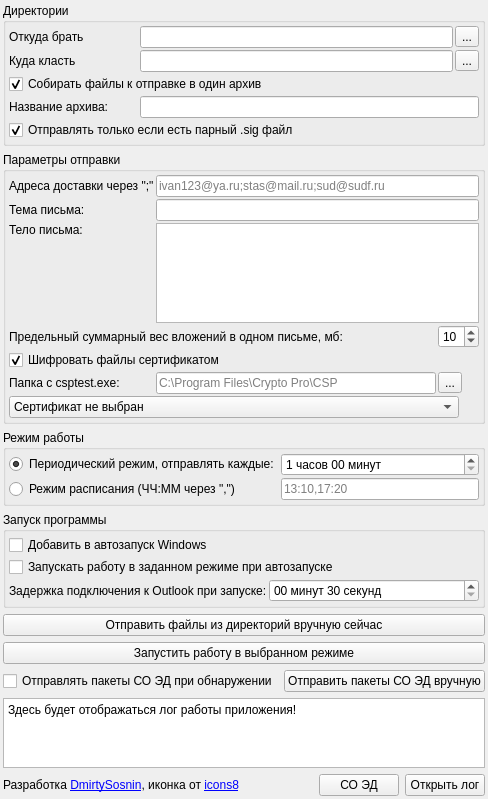
Old version of the form UI/main_2.ui in the repository DimulyaPlay/OutlookAutosender.
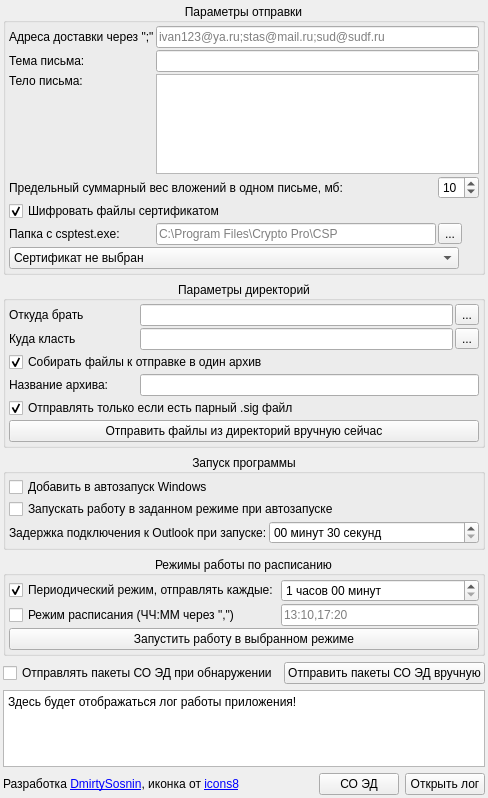
New version of the form.

What changed in the file:
```diff
--- a/UI/main_2.ui
+++ b/UI/main_2.ui
@@ -27,166 +27,149 @@
     <property name="bottomMargin">
      <number>3</number>
     </property>
-    <item row="8" column="2">
-     <widget class="QPushButton" name="pushButton_edo">
-      <property name="text">
-       <string>СО ЭД</string>
-      </property>
-     </widget>
-    </item>
-    <item row="0" column="0" colspan="4">
-     <widget class="QGroupBox" name="groupBox_3">
-      <property name="sizePolicy">
-       <sizepolicy hsizetype="Preferred" vsizetype="Maximum">
-        <horstretch>0</horstretch>
-        <verstretch>0</verstretch>
-       </sizepolicy>
-      </property>
-      <property name="title">
-       <string>Директории</string>
-      </property>
-      <layout class="QGridLayout" name="gridLayout_3">
-       <property name="leftMargin">
-        <number>3</number>
-       </property>
-       <property name="topMargin">
-        <number>3</number>
-       </property>
-       <property name="rightMargin">
-        <number>3</number>
-       </property>
-       <property name="bottomMargin">
-        <number>3</number>
-       </property>
-       <property name="spacing">
-        <number>2</number>
-       </property>
-       <item row="1" column="1">
-        <widget class="QLineEdit" name="lineEdit_get_path">
-         <property name="maximumSize">
-          <size>
-           <width>313</width>
-           <height>16777215</height>
-          </size>
-         </property>
-         <property name="toolTip">
-          <string>Место, где программа ищет документы на отправку</string>
-         </property>
-        </widget>
-       </item>
-       <item row="3" column="0" colspan="2">
-        <widget class="QCheckBox" name="checkBox_archive_files">
-         <property name="toolTip">
-          <string>Собирать все подходящие для отправки файлы в один архив</string>
-         </property>
-         <property name="text">
-          <string>Собирать файлы к отправке в один архив</string>
-         </property>
-         <property name="checked">
-          <bool>true</bool>
-         </property>
-        </widget>
-       </item>
-       <item row="1" column="2">
-        <widget class="QToolButton" name="toolButton_lineEdit_get_path">
-         <property name="text">
-          <string>...</string>
-         </property>
-        </widget>
-       </item>
-       <item row="2" column="2">
-        <widget class="QToolButton" name="toolButton_lineEdit_put_path">
-         <property name="text">
-          <string>...</string>
-         </property>
-        </widget>
-       </item>
-       <item row="1" column="0">
-        <widget class="QLabel" name="label_5">
-         <property name="acceptDrops">
-          <bool>false</bool>
-         </property>
-         <property name="toolTip">
-          <string>Место, где программа ищет документы на отправку</string>
-         </property>
-         <property name="text">
-          <string>Откуда брать</string>
-         </property>
-        </widget>
-       </item>
-       <item row="5" column="0" colspan="2">
-        <widget class="QCheckBox" name="checkBox_with_sig_only">
-         <property name="toolTip">
-          <string>Если у файла нет парного файла с .sig на конце, такие файлы будут инорироваться</string>
-         </property>
-         <property name="text">
-          <string>Отправлять только если есть парный .sig файл</string>
-         </property>
-         <property name="checkable">
-          <bool>true</bool>
-         </property>
-         <property name="checked">
-          <bool>true</bool>
-         </property>
-        </widget>
-       </item>
-       <item row="2" column="0">
-        <widget class="QLabel" name="label_6">
-         <property name="toolTip">
-          <string>Место, куда программа складывает отправленне файлы/архивы</string>
-         </property>
-         <property name="text">
-          <string>Куда класть</string>
-         </property>
-        </widget>
-       </item>
-       <item row="2" column="1">
-        <widget class="QLineEdit" name="lineEdit_put_path">
-         <property name="maximumSize">
-          <size>
-           <width>313</width>
-           <height>16777215</height>
-          </size>
-         </property>
-         <property name="toolTip">
-          <string>Место, куда программа складывает отправленне файлы/архивы</string>
-         </property>
-        </widget>
-       </item>
-       <item row="4" column="0">
-        <widget class="QLabel" name="label_10">
-         <property name="text">
-          <string>Название архива: </string>
-         </property>
-        </widget>
-       </item>
-       <item row="4" column="1" colspan="2">
-        <widget class="QLineEdit" name="lineEdit_archname">
-         <property name="text">
-          <string/>
-         </property>
-        </widget>
-       </item>
-      </layout>
-     </widget>
-    </item>
-    <item row="5" column="0" colspan="4">
-     <widget class="QPushButton" name="pushButton_start_stop_workers">
-      <property name="toolTip">
-       <string>Запустить работу программы в выбранном режиме сейчас</string>
-      </property>
-      <property name="text">
-       <string>Запустить работу в выбранном режиме</string>
-      </property>
-     </widget>
-    </item>
-    <item row="8" column="3">
+    <item row="10" column="3">
      <widget class="QPushButton" name="pushButton_log">
       <property name="text">
        <string>Открыть лог</string>
       </property>
      </widget>
     </item>
+    <item row="10" column="2">
+     <widget class="QPushButton" name="pushButton_edo">
+      <property name="text">
+       <string>СО ЭД</string>
+      </property>
+     </widget>
+    </item>
+    <item row="10" column="0">
+     <widget class="QLabel" name="label_9">
+      <property name="text">
+       <string>&lt;html&gt;&lt;head/&gt;&lt;body&gt;&lt;p&gt;Разработка &lt;a href=&quot;https://boosty.to/microrazrab&quot;&gt;&lt;span style=&quot; text-decoration: underline; color:#0000ff;&quot;&gt;DmirtySosnin&lt;/span&gt;&lt;/a&gt;, иконка от &lt;a href=&quot;https://icons8.ru/&quot;&gt;&lt;span style=&quot; text-decoration: underline; color:#0000ff;&quot;&gt;icons8&lt;/span&gt;&lt;/a&gt;&lt;/p&gt;&lt;/body&gt;&lt;/html&gt;</string>
+      </property>
+      <property name="textFormat">
+       <enum>Qt::RichText</enum>
+      </property>
+      <property name="openExternalLinks">
+       <bool>true</bool>
+      </property>
+     </widget>
+    </item>
+    <item row="4" column="0" colspan="4">
+     <widget class="QGroupBox" name="groupBox_4">
+      <property name="sizePolicy">
+       <sizepolicy hsizetype="Preferred" vsizetype="Maximum">
+        <horstretch>0</horstretch>
+        <verstretch>0</verstretch>
+       </sizepolicy>
+      </property>
+      <property name="title">
+       <string>Режимы работы по расписанию</string>
+      </property>
+      <property name="alignment">
+       <set>Qt::AlignCenter</set>
+      </property>
+      <property name="flat">
+       <bool>true</bool>
+      </property>
+      <layout class="QGridLayout" name="gridLayout_4">
+       <property name="leftMargin">
+        <number>3</number>
+       </property>
+       <property name="topMargin">
+        <number>3</number>
+       </property>
+       <property name="rightMargin">
+        <number>3</number>
+       </property>
+       <property name="bottomMargin">
+        <number>3</number>
+       </property>
+       <property name="spacing">
+        <number>2</number>
+       </property>
+       <item row="1" column="2">
+        <widget class="QLineEdit" name="lineEdit_schedule">
+         <property name="placeholderText">
+          <string>13:10,17:20</string>
+         </property>
+        </widget>
+       </item>
+       <item row="0" column="2">
+        <widget class="QTimeEdit" name="timeEdit_send_period">
+         <property name="minimumTime">
+          <time>
+           <hour>0</hour>
+           <minute>1</minute>
+           <second>0</second>
+          </time>
+         </property>
+         <property name="displayFormat">
+          <string>H часов mm минут</string>
+         </property>
+         <property name="time">
+          <time>
+           <hour>1</hour>
+           <minute>0</minute>
+           <second>0</second>
+          </time>
+         </property>
+        </widget>
+       </item>
+       <item row="0" column="0" colspan="2">
+        <widget class="QCheckBox" name="checkBox_periodic">
+         <property name="toolTip">
+          <string>Режим отправки через заданный промежуток времени</string>
+         </property>
+         <property name="text">
+          <string>Периодический режим, отправлять каждые:</string>
+         </property>
+         <property name="checked">
+          <bool>true</bool>
+         </property>
+        </widget>
+       </item>
+       <item row="1" column="0" colspan="2">
+        <widget class="QCheckBox" name="checkBox_schedule">
+         <property name="toolTip">
+          <string>Режим отправки в указанное время</string>
+         </property>
+         <property name="text">
+          <string>Режим расписания (ЧЧ:ММ через &quot;,&quot;)</string>
+         </property>
+        </widget>
+       </item>
+       <item row="2" column="0" colspan="3">
+        <widget class="QPushButton" name="pushButton_start_stop_workers">
+         <property name="toolTip">
+          <string>Запустить работу программы в выбранном режиме сейчас</string>
+         </property>
+         <property name="text">
+          <string>Запустить работу в выбранном режиме</string>
+         </property>
+        </widget>
+       </item>
+      </layout>
+     </widget>
+    </item>
+    <item row="9" column="0" colspan="4">
+     <widget class="QPlainTextEdit" name="plainTextEdit_log">
+      <property name="sizePolicy">
+       <sizepolicy hsizetype="Expanding" vsizetype="Preferred">
+        <horstretch>0</horstretch>
+        <verstretch>0</verstretch>
+       </sizepolicy>
+      </property>
+      <property name="undoRedoEnabled">
+       <bool>false</bool>
+      </property>
+      <property name="readOnly">
+       <bool>true</bool>
+      </property>
+      <property name="plainText">
+       <string>Здесь будет отображаться лог работы приложения!</string>
+      </property>
+     </widget>
+    </item>
     <item row="3" column="0" colspan="4">
      <widget class="QGroupBox" name="groupBox_5">
       <property name="sizePolicy">
@@ -198,6 +181,12 @@
       <property name="title">
        <string>Запуск программы</string>
       </property>
+      <property name="alignment">
+       <set>Qt::AlignCenter</set>
+      </property>
+      <property name="flat">
+       <bool>true</bool>
+      </property>
       <layout class="QGridLayout" name="gridLayout_5">
        <property name="leftMargin">
         <number>3</number>
@@ -267,88 +256,186 @@
       </layout>
      </widget>
     </item>
-    <item row="2" column="0" colspan="4">
-     <widget class="QGroupBox" name="groupBox_4">
-      <property name="sizePolicy">
-       <sizepolicy hsizetype="Preferred" vsizetype="Maximum">
-        <horstretch>0</horstretch>
-        <verstretch>0</verstretch>
-       </sizepolicy>
+    <item row="8" column="0">
+     <widget class="QCheckBox" name="checkBox_autosend_edo">
+      <property name="text">
+       <string>Отправлять пакеты СО ЭД при обнаружении</string>
       </property>
-      <property name="title">
-       <string>Режим работы</string>
-      </property>
-      <layout class="QGridLayout" name="gridLayout_4">
-       <property name="leftMargin">
-        <number>3</number>
-       </property>
-       <property name="topMargin">
-        <number>3</number>
-       </property>
-       <property name="rightMargin">
-        <number>3</number>
-       </property>
-       <property name="bottomMargin">
-        <number>3</number>
-       </property>
-       <property name="spacing">
-        <number>2</number>
-       </property>
-       <item row="0" column="0" colspan="2">
-        <widget class="QRadioButton" name="radioButton_periodic">
-         <property name="toolTip">
-          <string>Режим отправки через заданный промежуток времени</string>
-         </property>
-         <property name="text">
-          <string>Периодический режим, отправлять каждые:</string>
-         </property>
-         <property name="checked">
-          <bool>true</bool>
-         </property>
-        </widget>
-       </item>
-       <item row="0" column="2">
-        <widget class="QTimeEdit" name="timeEdit_send_period">
-         <property name="minimumTime">
-          <time>
-           <hour>0</hour>
-           <minute>1</minute>
-           <second>0</second>
-          </time>
-         </property>
-         <property name="displayFormat">
-          <string>H часов mm минут</string>
-         </property>
-         <property name="time">
-          <time>
-           <hour>1</hour>
-           <minute>0</minute>
-           <second>0</second>
-          </time>
-         </property>
-        </widget>
-       </item>
-       <item row="1" column="2">
-        <widget class="QLineEdit" name="lineEdit_schedule">
-         <property name="placeholderText">
-          <string>13:10,17:20</string>
-         </property>
-        </widget>
-       </item>
-       <item row="1" column="0" colspan="2">
-        <widget class="QRadioButton" name="radioButton_schedule">
-         <property name="toolTip">
-          <string>Режим отправки в указанное время</string>
-         </property>
-         <property name="text">
-          <string>Режим расписания (ЧЧ:ММ через &quot;,&quot;)</string>
-         </property>
-        </widget>
-       </item>
-      </layout>
      </widget>
     </item>
     <item row="1" column="0" colspan="4">
+     <widget class="QGroupBox" name="groupBox_3">
+      <property name="sizePolicy">
+       <sizepolicy hsizetype="Preferred" vsizetype="Maximum">
+        <horstretch>0</horstretch>
+        <verstretch>0</verstretch>
+       </sizepolicy>
+      </property>
+      <property name="title">
+       <string>Параметры директорий</string>
+      </property>
+      <property name="alignment">
+       <set>Qt::AlignCenter</set>
+      </property>
+      <property name="flat">
+       <bool>true</bool>
+      </property>
+      <layout class="QGridLayout" name="gridLayout_3">
+       <property name="leftMargin">
+        <number>3</number>
+       </property>
+       <property name="topMargin">
+        <number>3</number>
+       </property>
+       <property name="rightMargin">
+        <number>3</number>
+       </property>
+       <property name="bottomMargin">
+        <number>3</number>
+       </property>
+       <property name="spacing">
+        <number>2</number>
+       </property>
+       <item row="1" column="2">
+        <widget class="QToolButton" name="toolButton_lineEdit_get_path">
+         <property name="text">
+          <string>...</string>
+         </property>
+        </widget>
+       </item>
+       <item row="1" column="0">
+        <widget class="QLabel" name="label_5">
+         <property name="acceptDrops">
+          <bool>false</bool>
+         </property>
+         <property name="toolTip">
+          <string>Место, где программа ищет документы на отправку</string>
+         </property>
+         <property name="text">
+          <string>Откуда брать</string>
+         </property>
+        </widget>
+       </item>
+       <item row="5" column="0" colspan="2">
+        <widget class="QCheckBox" name="checkBox_with_sig_only">
+         <property name="toolTip">
+          <string>Если у файла нет парного файла с .sig на конце, такие файлы будут инорироваться</string>
+         </property>
+         <property name="text">
+          <string>Отправлять только если есть парный .sig файл</string>
+         </property>
+         <property name="checkable">
+          <bool>true</bool>
+         </property>
+         <property name="checked">
+          <bool>true</bool>
+         </property>
+        </widget>
+       </item>
+       <item row="1" column="1">
+        <widget class="QLineEdit" name="lineEdit_get_path">
+         <property name="maximumSize">
+          <size>
+           <width>313</width>
+           <height>16777215</height>
+          </size>
+         </property>
+         <property name="toolTip">
+          <string>Место, где программа ищет документы на отправку</string>
+         </property>
+        </widget>
+       </item>
+       <item row="3" column="0" colspan="2">
+        <widget class="QCheckBox" name="checkBox_archive_files">
+         <property name="toolTip">
+          <string>Собирать все подходящие для отправки файлы в один архив</string>
+         </property>
+         <property name="text">
+          <string>Собирать файлы к отправке в один архив</string>
+         </property>
+         <property name="checked">
+          <bool>true</bool>
+         </property>
+        </widget>
+       </item>
+       <item row="4" column="1" colspan="2">
+        <widget class="QLineEdit" name="lineEdit_archname">
+         <property name="text">
+          <string/>
+         </property>
+        </widget>
+       </item>
+       <item row="4" column="0">
+        <widget class="QLabel" name="label_10">
+         <property name="text">
+          <string>Название архива: </string>
+         </property>
+        </widget>
+       </item>
+       <item row="2" column="0">
+        <widget class="QLabel" name="label_6">
+         <property name="toolTip">
+          <string>Место, куда программа складывает отправленне файлы/архивы</string>
+         </property>
+         <property name="text">
+          <string>Куда класть</string>
+         </property>
+        </widget>
+       </item>
+       <item row="2" column="2">
+        <widget class="QToolButton" name="toolButton_lineEdit_put_path">
+         <property name="text">
+          <string>...</string>
+         </property>
+        </widget>
+       </item>
+       <item row="2" column="1">
+        <widget class="QLineEdit" name="lineEdit_put_path">
+         <property name="maximumSize">
+          <size>
+           <width>313</width>
+           <height>16777215</height>
+          </size>
+         </property>
+         <property name="toolTip">
+          <string>Место, куда программа складывает отправленне файлы/архивы</string>
+         </property>
+        </widget>
+       </item>
+       <item row="6" column="0" colspan="3">
+        <widget class="QPushButton" name="pushButton_create_mail_now">
+         <property name="toolTip">
+          <string>Сформировать письмо/а для отправки и отобразить их.</string>
+         </property>
+         <property name="text">
+          <string>Отправить файлы из директорий вручную сейчас</string>
+         </property>
+        </widget>
+       </item>
+      </layout>
+     </widget>
+    </item>
+    <item row="8" column="1" colspan="3">
+     <widget class="QPushButton" name="pushButto_send_edo_manual">
+      <property name="text">
+       <string>Отправить пакеты СО ЭД вручную</string>
+      </property>
+     </widget>
+    </item>
+    <item row="10" column="1">
+     <spacer name="horizontalSpacer">
+      <property name="orientation">
+       <enum>Qt::Horizontal</enum>
+      </property>
+      <property name="sizeHint" stdset="0">
+       <size>
+        <width>6</width>
+        <height>20</height>
+       </size>
+      </property>
+     </spacer>
+    </item>
+    <item row="0" column="0" colspan="4">
      <widget class="QGroupBox" name="groupBox_2">
       <property name="sizePolicy">
        <sizepolicy hsizetype="Preferred" vsizetype="Maximum">
@@ -359,6 +446,12 @@
       <property name="title">
        <string>Параметры отправки</string>
       </property>
+      <property name="alignment">
+       <set>Qt::AlignCenter</set>
+      </property>
+      <property name="flat">
+       <bool>true</bool>
+      </property>
       <layout class="QGridLayout" name="gridLayout_2">
        <property name="leftMargin">
         <number>3</number>
@@ -530,75 +623,6 @@
       </layout>
      </widget>
     </item>
-    <item row="8" column="0">
-     <widget class="QLabel" name="label_9">
-      <property name="text">
-       <string>&lt;html&gt;&lt;head/&gt;&lt;body&gt;&lt;p&gt;Разработка &lt;a href=&quot;https://boosty.to/microrazrab&quot;&gt;&lt;span style=&quot; text-decoration: underline; color:#0000ff;&quot;&gt;DmirtySosnin&lt;/span&gt;&lt;/a&gt;, иконка от &lt;a href=&quot;https://icons8.ru/&quot;&gt;&lt;span style=&quot; text-decoration: underline; color:#0000ff;&quot;&gt;icons8&lt;/span&gt;&lt;/a&gt;&lt;/p&gt;&lt;/body&gt;&lt;/html&gt;</string>
-      </property>
-      <property name="textFormat">
-       <enum>Qt::RichText</enum>
-      </property>
-      <property name="openExternalLinks">
-       <bool>true</bool>
-      </property>
-     </widget>
-    </item>
-    <item row="8" column="1">
-     <spacer name="horizontalSpacer">
-      <property name="orientation">
-       <enum>Qt::Horizontal</enum>
-      </property>
-      <property name="sizeHint" stdset="0">
-       <size>
-        <width>6</width>
-        <height>20</height>
-       </size>
-      </property>
-     </spacer>
-    </item>
-    <item row="4" column="0" colspan="4">
-     <widget class="QPushButton" name="pushButton_create_mail_now">
-      <property name="toolTip">
-       <string>Сформировать письмо/а для отправки и отобразить их.</string>
-      </property>
-      <property name="text">
-       <string>Отправить файлы из директорий вручную сейчас</string>
-      </property>
-     </widget>
-    </item>
-    <item row="7" column="0" colspan="4">
-     <widget class="QPlainTextEdit" name="plainTextEdit_log">
-      <property name="sizePolicy">
-       <sizepolicy hsizetype="Expanding" vsizetype="Preferred">
-        <horstretch>0</horstretch>
-        <verstretch>0</verstretch>
-       </sizepolicy>
-      </property>
-      <property name="undoRedoEnabled">
-       <bool>false</bool>
-      </property>
-      <property name="readOnly">
-       <bool>true</bool>
-      </property>
-      <property name="plainText">
-       <string>Здесь будет отображаться лог работы приложения!</string>
-      </property>
-     </widget>
-    </item>
-    <item row="6" column="0">
-     <widget class="QCheckBox" name="checkBox_autosend_edo">
-      <property name="text">
-       <string>Отправлять пакеты СО ЭД при обнаружении</string>
-      </property>
-     </widget>
-    </item>
-    <item row="6" column="1" colspan="3">
-     <widget class="QPushButton" name="pushButto_send_edo_manual">
-      <property name="text">
-       <string>Отправить пакеты СО ЭД вручную</string>
-      </property>
-     </widget>
-    </item>
    </layout>
   </widget>
  </widget>
```
